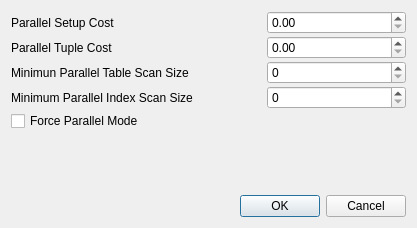
Before: the Qt Designer form GUI/pgdbatool/dlgparallelsettings.ui in marcotcal/PG-DBA-Tools, drawn with Qt 5.
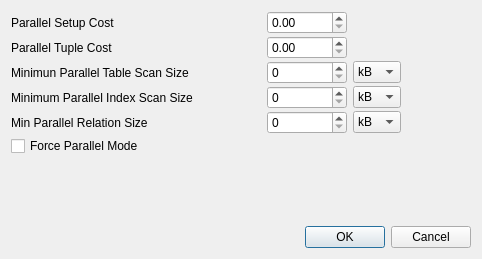
After: the same form once the commit is applied.

```diff
--- a/GUI/pgdbatool/dlgparallelsettings.ui
+++ b/GUI/pgdbatool/dlgparallelsettings.ui
@@ -6,8 +6,8 @@
    <rect>
     <x>0</x>
     <y>0</y>
-    <width>417</width>
-    <height>228</height>
+    <width>482</width>
+    <height>259</height>
    </rect>
   </property>
   <property name="windowTitle">
@@ -15,10 +15,7 @@
   </property>
   <layout class="QVBoxLayout" name="verticalLayout">
    <item>
-    <layout class="QFormLayout" name="formLayout">
-     <property name="labelAlignment">
-      <set>Qt::AlignLeading|Qt::AlignLeft|Qt::AlignVCenter</set>
-     </property>
+    <layout class="QGridLayout" name="gridLayout">
      <property name="verticalSpacing">
       <number>2</number>
      </property>
@@ -43,6 +40,9 @@
          <height>0</height>
         </size>
        </property>
+       <property name="maximum">
+        <double>99.989999999999995</double>
+       </property>
       </widget>
      </item>
      <item row="1" column="0">
@@ -79,6 +79,30 @@
        </property>
       </widget>
      </item>
+     <item row="2" column="2">
+      <widget class="QComboBox" name="comboBox">
+       <item>
+        <property name="text">
+         <string>kB</string>
+        </property>
+       </item>
+       <item>
+        <property name="text">
+         <string>MB</string>
+        </property>
+       </item>
+       <item>
+        <property name="text">
+         <string>GB</string>
+        </property>
+       </item>
+       <item>
+        <property name="text">
+         <string>TB</string>
+        </property>
+       </item>
+      </widget>
+     </item>
      <item row="3" column="0">
       <widget class="QLabel" name="label_4">
        <property name="text">
@@ -97,14 +121,98 @@
       </widget>
      </item>
      <item row="4" column="0">
+      <widget class="QLabel" name="label_5">
+       <property name="text">
+        <string>Min Parallel Relation Size</string>
+       </property>
+      </widget>
+     </item>
+     <item row="5" column="0">
       <widget class="QCheckBox" name="ck_force_parallel_mode">
        <property name="text">
         <string>Force Parallel Mode</string>
        </property>
       </widget>
      </item>
+     <item row="2" column="4">
+      <spacer name="horizontalSpacer">
+       <property name="orientation">
+        <enum>Qt::Horizontal</enum>
+       </property>
+       <property name="sizeHint" stdset="0">
+        <size>
+         <width>108</width>
+         <height>20</height>
+        </size>
+       </property>
+      </spacer>
+     </item>
+     <item row="4" column="1">
+      <widget class="QSpinBox" name="spinBox"/>
+     </item>
+     <item row="4" column="2">
+      <widget class="QComboBox" name="comboBox_3">
+       <item>
+        <property name="text">
+         <string>kB</string>
+        </property>
+       </item>
+       <item>
+        <property name="text">
+         <string>MB</string>
+        </property>
+       </item>
+       <item>
+        <property name="text">
+         <string>GB</string>
+        </property>
+       </item>
+       <item>
+        <property name="text">
+         <string>TB</string>
+        </property>
+       </item>
+      </widget>
+     </item>
+     <item row="3" column="2">
+      <widget class="QComboBox" name="comboBox_2">
+       <item>
+        <property name="text">
+         <string>kB</string>
+        </property>
+       </item>
+       <item>
+        <property name="text">
+         <string>MB</string>
+        </property>
+       </item>
+       <item>
+        <property name="text">
+         <string>GB</string>
+        </property>
+       </item>
+       <item>
+        <property name="text">
+         <string>TB</string>
+        </property>
+       </item>
+      </widget>
+     </item>
     </layout>
    </item>
+   <item>
+    <spacer name="verticalSpacer">
+     <property name="orientation">
+      <enum>Qt::Vertical</enum>
+     </property>
+     <property name="sizeHint" stdset="0">
+      <size>
+       <width>20</width>
+       <height>40</height>
+      </size>
+     </property>
+    </spacer>
+   </item>
    <item>
     <widget class="QDialogButtonBox" name="buttonBox">
      <property name="orientation">
```
